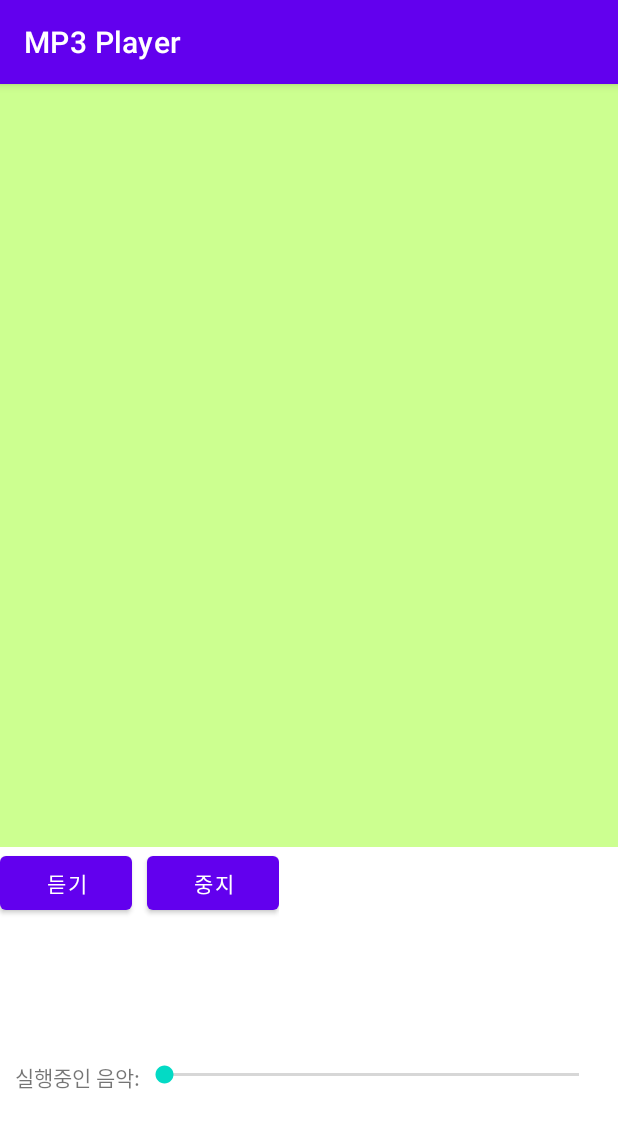
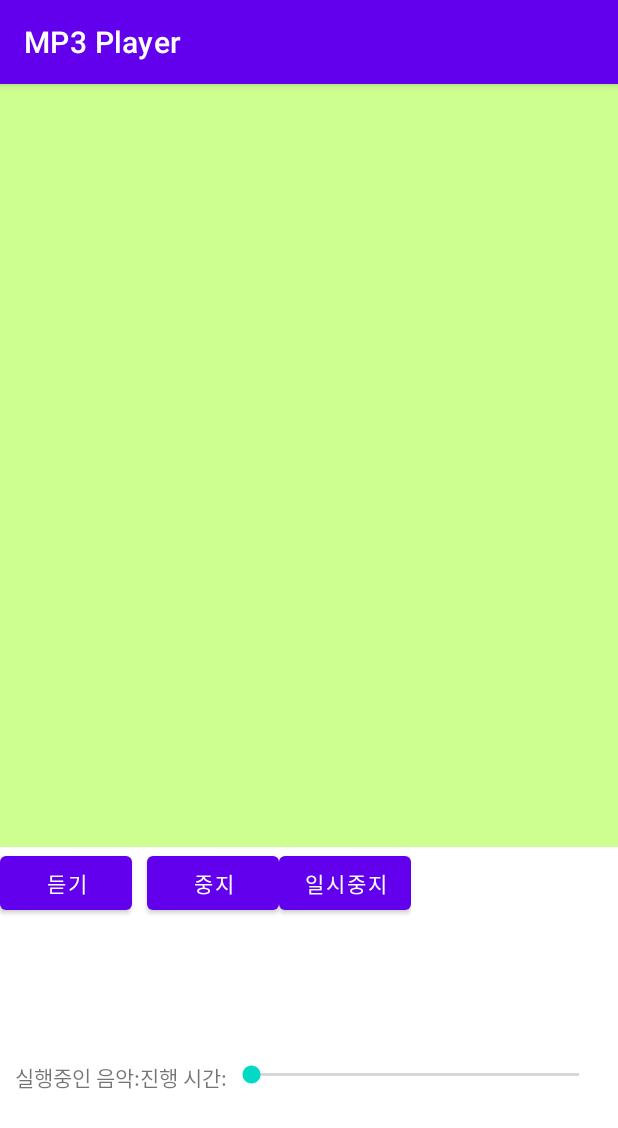
Before and after one commit to koesther0528/Project13_1, an Android app: the screen it shows after launch (MainActivity), on a phone screen of 412 x 824 dp. Shown: the top 1128 px of the screen. Run offline under Robolectric (Android 15) with nearby library versions, the phone set to English and light mode, and no system bars; 2 statements that could not run were skipped.

Commit message:
Edit MainActivity.java

```diff
--- a/app/src/main/java/kr/hs/emirim/ko502804/project13_1/MainActivity.java
+++ b/app/src/main/java/kr/hs/emirim/ko502804/project13_1/MainActivity.java
@@ -7,22 +7,25 @@ import android.Manifest;
 import android.media.MediaPlayer;
 import android.os.Bundle;
 import android.os.Environment;
+import android.os.SystemClock;
 import android.view.View;
 import android.widget.AdapterView;
 import android.widget.ArrayAdapter;
 import android.widget.Button;
 import android.widget.ListView;
 import android.widget.ProgressBar;
+import android.widget.SeekBar;
 import android.widget.TextView;
 
 import java.io.File;
 import java.io.IOException;
+import java.text.SimpleDateFormat;
 import java.util.ArrayList;
 
 public class MainActivity extends AppCompatActivity {
     ListView list1;
-    TextView textMusic;
-    ProgressBar proBar;
+    TextView textMusic , textTime;
+    SeekBar seek1;
     ArrayList<String> arrList;
     String selectedMusic;
     String musicPath = Environment.getExternalStorageDirectory().getPath() + "/";
@@ -60,25 +63,29 @@ public class MainActivity extends AppCompatActivity {
 
         Button btnStart = findViewById(R.id.btn_start);
         Button btnstop = findViewById(R.id.btn_stop);
+        btnPause = findViewById(R.id.btn_pause);
         textMusic = findViewById(R.id.text_music);
-        proBar = findViewById(R.id.progress);
+        textTime = findViewById(R.id.text_time);
+        seek1 = findViewById(R.id.seek1);
 
         btnStart.setOnClickListener(new View.OnClickListener() {
             @Override
             public void onClick(View v) {
-                media = new MediaPlayer();
+
                 try {
+                    media = new MediaPlayer();
                     media.setDataSource(musicPath + selectedMusic);
                     media.prepare();
                     media.start();
                     btnStart.setClickable(false);
                     btnStop.setClickable(true);
-                    textMusic.setText(selectedMusic);
-                    proBar.setVisibility(View.VISIBLE);
-                } catch (IOException e){
+                    textMusic.setText(selectedMusic + ":");
+                } catch (IOException e) {
                     e.printStackTrace();
                 }
+                runOnThread();
             }
+
         });
         btnPause.setOnClickListener(new View.OnClickListener() {
             @Override
@@ -86,11 +93,10 @@ public class MainActivity extends AppCompatActivity {
                 if(btnPause.getText().equals("일시 중지")){
                     media.pause();
                     btnPause.setText("이어듣기");
-                    proBar.setVisibility(View.INVISIBLE);
                 }else if(btnPause.getText().equals("이어 듣기")){
                     media.start();
+                    runOnThread();
                     btnPause.setText("일시 중지");
-                    proBar.setVisibility(View.VISIBLE);
                 }
             }
         });
@@ -102,9 +108,32 @@ public class MainActivity extends AppCompatActivity {
                 btnStart.setClickable(true);
                 btnstop.setClickable(false);
                 textMusic.setText("실행음악 중지: ");
-                proBar.setVisibility(View.INVISIBLE);
+                textTime.setText(R.string.text_time);
             }
         });
         btnStop.setClickable(false);
     }
+    public void runOnThread(){
+        new Thread(){
+            SimpleDateFormat dateFormat = new SimpleDateFormat("mm:ss");
+            @Override
+            public void run() {
+                if(media == null)
+                    return;
+                seek1.setMax(media.getDuration());
+                while (media.isPlaying()){
+                    runOnUiThread(new Runnable() {
+                        @Override
+                        public void run() {
+                            seek1.setProgress(media.getCurrentPosition());
+                            textTime.setText("진행 시간: ");
+                            textTime.append(dateFormat.format(media.getCurrentPosition()));
+                        }
+                    });
+                    SystemClock.sleep(200);
+                }
+            }
+        };
+    }
+    }
 }
--- a/app/src/main/res/layout/activity_main.xml
+++ b/app/src/main/res/layout/activity_main.xml
@@ -41,6 +41,12 @@
             android:layout_height="wrap_content"
             android:text="@string/btn_stop"/>
 
+        <Button
+            android:id="@+id/btn_pause"
+            android:layout_width="match_parent"
+            android:layout_height="wrap_content"
+            android:text="@string/btn_parse"/>
+
     </LinearLayout>
 
     <LinearLayout
@@ -56,6 +62,13 @@
             android:layout_height="wrap_content"
             android:text="@string/text_music"/>
 
+        <TextView
+            android:id="@+id/text_time"
+            android:layout_width="wrap_content"
+            android:layout_height="wrap_content"
+            android:text="@string/text_time"
+            />
+
         <SeekBar
             android:id="@+id/seek1"
             android:layout_width="match_parent"
--- a/app/src/main/res/values/strings.xml
+++ b/app/src/main/res/values/strings.xml
@@ -2,5 +2,7 @@
     <string name="app_name">Project13_1</string>
     <string name="btn_start">듣기</string>
     <string name="btn_stop">중지</string>
+    <string name="btn_parse">일시중지</string>
     <string name="text_music">실행중인 음악: </string>
+    <string name="text_time">진행 시간: </string>
 </resources>
```
